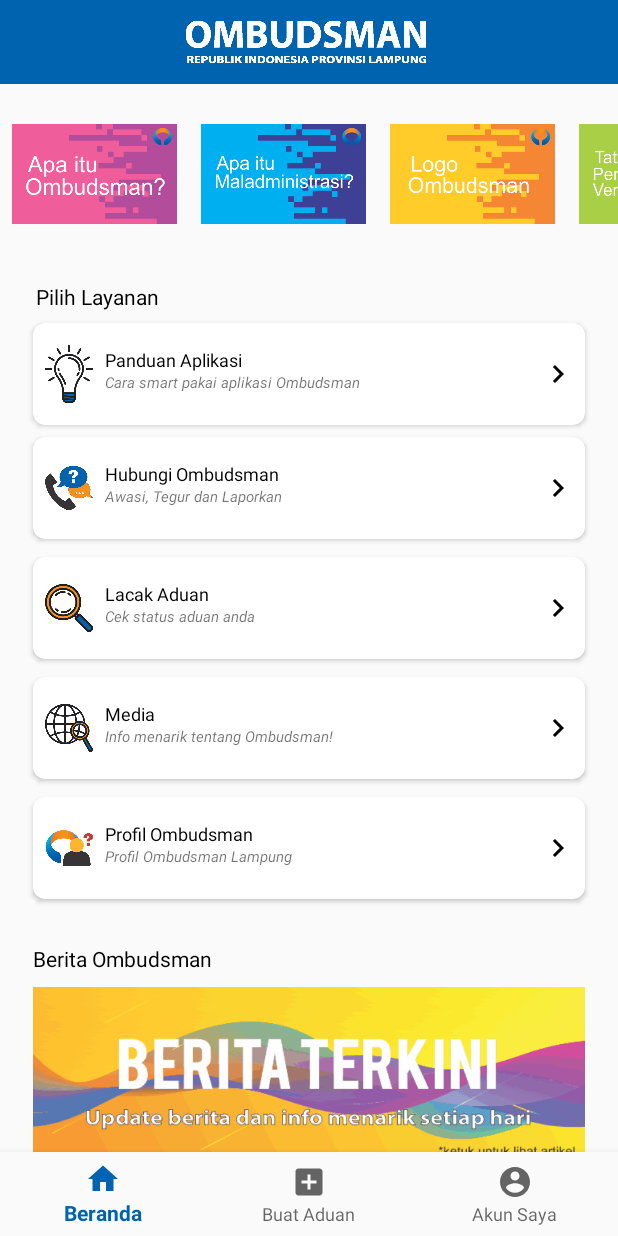
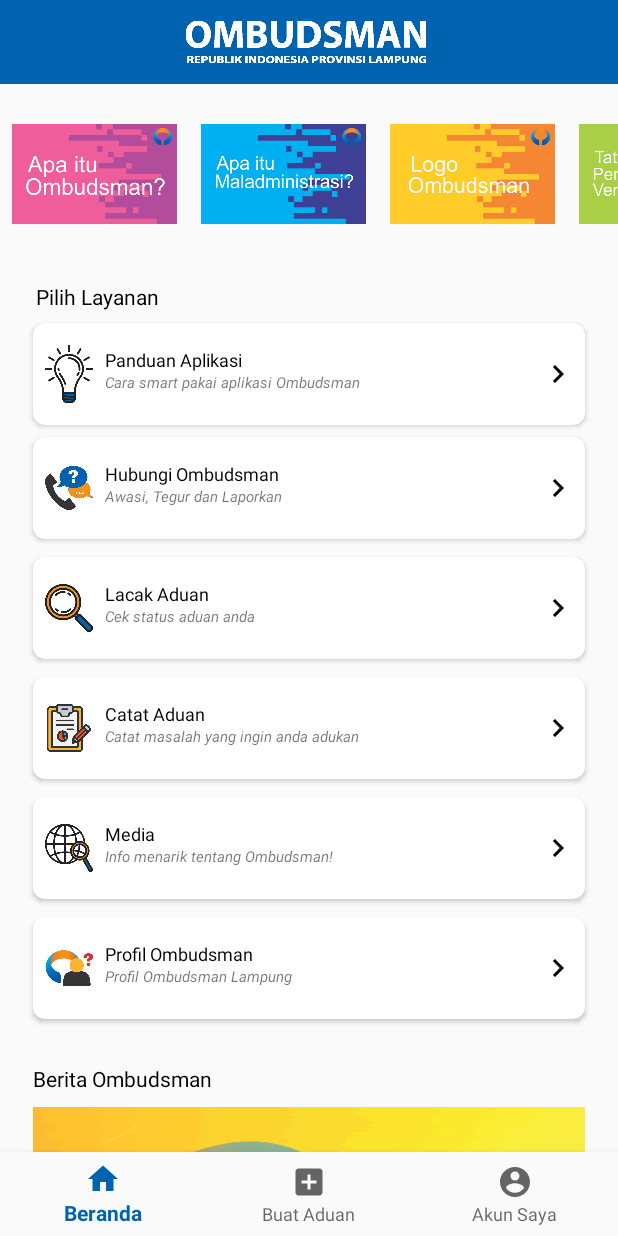
Before and after one commit to auliaridhov/ORILampung, an Android app: the screen it shows after launch once a user with an empty profile is signed in (NavActivity), on a phone screen of 412 x 824 dp. Run offline under Robolectric (Android 15) with nearby library versions, the phone set to English and light mode, and no system bars; our stand-ins replace Firebase (no records; nobody signed in at launch, a user with empty details on screens opened directly), Picasso; pictures from the network do not load; Roboto replaces fonts that are not available here.

Commit message:
menambah button catat aduan

```diff
--- a/app/src/main/java/com/arba/orilampung/HomeFragment.java
+++ b/app/src/main/java/com/arba/orilampung/HomeFragment.java
@@ -62,7 +62,7 @@ public class HomeFragment extends Fragment {
     // TODO: Rename and change types of parameters
     private String mParam1;
     private String mParam2;
-    private CardView card0, card1, card2, card3, card4;
+    private CardView card0, card1, card2, card3, card4, card5;
     private View myMainView;
     private DatabaseReference userRef;
     private DatabaseReference dbRef;
@@ -121,6 +121,7 @@ public class HomeFragment extends Fragment {
         card2 = myMainView.findViewById(R.id.card2);
         card3 = myMainView.findViewById(R.id.card3);
         card4 = myMainView.findViewById(R.id.card4);
+        card5 = myMainView.findViewById(R.id.card5);
         highligh1 = myMainView.findViewById(R.id.img1);
         highligh2 = myMainView.findViewById(R.id.img2);
         highligh3 = myMainView.findViewById(R.id.img3);
@@ -366,6 +367,13 @@ public class HomeFragment extends Fragment {
             }
         });
 
+        card5.setOnClickListener(new View.OnClickListener() {
+            @Override
+            public void onClick(View v) {
+                Toast.makeText(getContext(), "Silahkan masuk atau registrasi untuk akses layanan ini!", Toast.LENGTH_SHORT).show();
+            }
+        });
+
         // Inflate the layout for this fragment
         return myMainView;
     }
--- a/app/src/main/res/layout/fragment_home.xml
+++ b/app/src/main/res/layout/fragment_home.xml
@@ -228,6 +228,62 @@
                     </android.support.v7.widget.CardView>
 
                     <android.support.v7.widget.CardView
+                        android:layout_below="@id/card2"
+                        android:id="@+id/card5"
+                        android:layout_width="match_parent"
+                        android:layout_marginRight="22dp"
+                        android:layout_marginLeft="22dp"
+                        android:layout_height="68dp"
+                        android:layout_gravity="center_horizontal"
+                        android:layout_marginTop="12dp"
+                        android:backgroundTint="#ffff"
+                        app:cardCornerRadius="8dp">
+
+                        <RelativeLayout
+                            android:layout_width="match_parent"
+                            android:layout_height="match_parent">
+
+                            <ImageView
+                                android:id="@+id/image5"
+                                android:layout_alignParentLeft="true"
+                                android:layout_width="48dp"
+                                android:padding="8dp"
+                                android:src="@drawable/icon_note"
+                                android:layout_height="wrap_content"
+                                />
+
+                            <TextView
+                                android:layout_marginTop="16dp"
+                                android:id="@+id/tv5"
+                                android:layout_width="wrap_content"
+                                android:layout_height="wrap_content"
+                                android:text="Catat Aduan"
+                                android:textColor="#000"
+                                android:textSize="12dp"
+                                android:layout_toRightOf="@id/image5"
+                                />
+
+                            <TextView
+                                android:layout_width="wrap_content"
+                                android:layout_height="wrap_content"
+                                android:textStyle="italic"
+                                android:layout_below="@id/tv5"
+                                android:layout_toRightOf="@id/image5"
+                                android:textSize="10dp"
+                                android:text="Catat masalah yang ingin anda adukan"/>
+
+                            <ImageView
+                                android:layout_width="wrap_content"
+                                android:layout_height="wrap_content"
+                                android:layout_alignParentRight="true"
+                                android:layout_centerInParent="true"
+                                android:layout_marginRight="6dp"
+                                android:src="@drawable/ic_chevron_right_black_24dp"/>
+
+                        </RelativeLayout>
+
+                    </android.support.v7.widget.CardView>
+                    <android.support.v7.widget.CardView
                         android:layout_below="@id/card1"
                         android:id="@+id/card2"
                         android:layout_width="match_parent"
@@ -285,7 +341,7 @@
                     </android.support.v7.widget.CardView>
 
                     <android.support.v7.widget.CardView
-                        android:layout_below="@id/card2"
+                        android:layout_below="@id/card5"
                         android:layout_marginTop="12dp"
                         android:id="@+id/card3"
                         android:layout_width="match_parent"
```
Also changed, not shown: app/src/main/res/drawable/icon_note.png (added).
